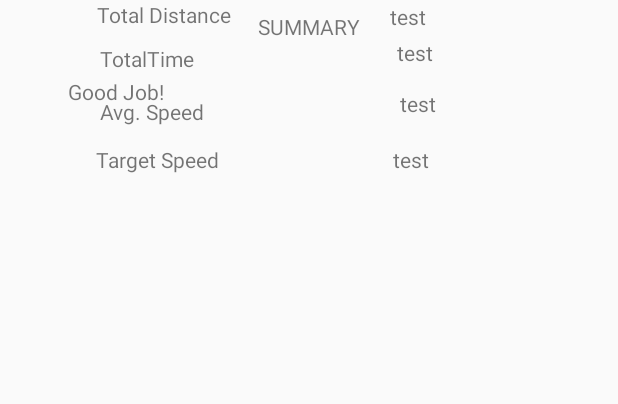
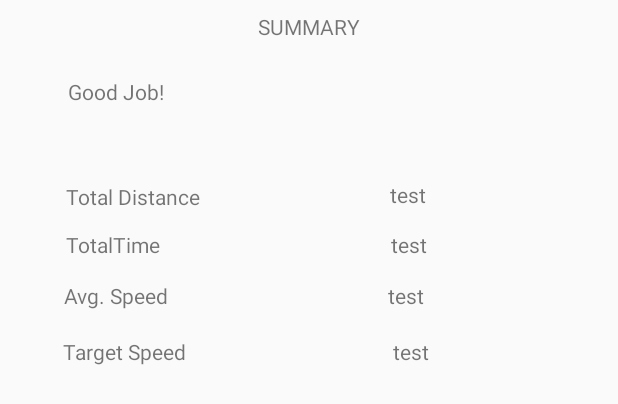
Before and after one commit to oliavd/bikeSpeedMonitor, an Android app: the layout summary_dialog.xml on its own in the app's theme, with its tools: preview values and no code run, on a phone screen of 412 x 824 dp. Shown: the top 404 px of the screen. Run offline under Robolectric (Android 15) with nearby library versions, the phone set to English and light mode, and no system bars.

Commit message:
minor adjustments

```diff
--- a/app/src/main/java/com/example/oliavd/bikespeedmonitor/DisplayActivityFragment1.java
+++ b/app/src/main/java/com/example/oliavd/bikespeedmonitor/DisplayActivityFragment1.java
@@ -69,10 +69,9 @@ public class DisplayActivityFragment1 extends Fragment implements ServiceConnect
 
     private SensorFusionBosch sensorfusion;
 
-    private BarometerBosch tempModule;
+    private Temperature.Sensor tempSensor;
     private String totalTime,
     avgSpeed, totalDistance;
-    private double targetSpeed;
     private Timer timerModule;
     private Timer.ScheduledTask scheduledTask;
 
@@ -121,9 +120,6 @@ public class DisplayActivityFragment1 extends Fragment implements ServiceConnect
                 "onViewCreated","View Created"
         );
         super.onViewCreated(view, savedInstanceState);
-
-
-
 
 
         TextView speedTarget = (TextView) view.findViewById(R.id.speedTargetValueTextView);
@@ -184,7 +180,15 @@ public class DisplayActivityFragment1 extends Fragment implements ServiceConnect
         view.findViewById(R.id.button_start).setOnClickListener(v -> {
 
 
-            view.findViewById(R.id.pausebutton).setVisibility(View.VISIBLE);
+            view.findViewById(R.id.stopbutton).setVisibility(View.VISIBLE);
+
+            /*stream temperature with board
+            *
+             */
+
+            //TODO stream temperature from temperature sensor
+
+
 
             /*
             * Setup time chronos*/
@@ -264,6 +268,7 @@ public class DisplayActivityFragment1 extends Fragment implements ServiceConnect
                             Log.i("{z}", String.format("%2f", value.z()));
 
                             //TODO implement algorithms to find velocity (data generated every 10 ms
+                    //TODO use haptic feedback to vibrate board when velocity less than speedTarget
 
                         });
 //                        .to().stream((Subscriber) (data,env)-> {
@@ -292,7 +297,7 @@ public class DisplayActivityFragment1 extends Fragment implements ServiceConnect
             view.findViewById(R.id.pausebutton).setOnClickListener(v2->{
                 view.findViewById(R.id.stopbutton).setVisibility(View.VISIBLE);
                 view.findViewById(R.id.pausebutton).setVisibility(View.INVISIBLE);
-                //TODO Set all view element appropriately
+                //TODO Set all view element appropriately if i decide to implement a pause button
             });
 
 
@@ -354,28 +359,11 @@ public class DisplayActivityFragment1 extends Fragment implements ServiceConnect
     }
 
 
-
-
-
-
-
-
     @Override
     public void onServiceConnected(ComponentName name, IBinder service) {
         metawear = ((BtleService.LocalBinder) service).getMetaWearBoard(settings.getBtDevice());
 
-        tempModule = metawear.getModule(BarometerBosch.class);
 
-//        accelerometer = metawear.getModule(Accelerometer.class);
-//        accelerometer.configure()
-//                .odr(50f)
-//                .commit();
-
-//        gyroscope = metawear.getModule(GyroBmi160.class);
-//        gyroscope.configure()
-//                .odr(GyroBmi160.OutputDataRate.ODR_50_HZ)
-//                .range(GyroBmi160.Range.FSR_2000)
-//                .commit();
 
         sensorfusion = metawear.getModule(SensorFusionBosch.class);
         sensorfusion.configure()
@@ -383,10 +371,6 @@ public class DisplayActivityFragment1 extends Fragment implements ServiceConnect
                 .accRange(SensorFusionBosch.AccRange.AR_16G)
                 .gyroRange(SensorFusionBosch.GyroRange.GR_500DPS)
                 .commit();
-
-
-
-
     }
 
 
--- a/app/src/main/res/layout/summary_dialog.xml
+++ b/app/src/main/res/layout/summary_dialog.xml
@@ -21,13 +21,15 @@
     <TextView
         android:id="@+id/totalDistanceTextView"
         android:layout_width="131dp"
-        android:layout_height="17dp"
+        android:layout_height="24dp"
         android:layout_marginEnd="8dp"
         android:layout_marginStart="8dp"
+        android:layout_marginTop="40dp"
         android:text="Total Distance"
         app:layout_constraintEnd_toStartOf="@+id/totalDistanceValue"
+        app:layout_constraintHorizontal_bias="0.321"
         app:layout_constraintStart_toStartOf="parent"
-        tools:layout_editor_absoluteY="144dp" />
+        app:layout_constraintTop_toBottomOf="@+id/bravoTextView" />
 
     <TextView
         android:id="@+id/totalTimeTextView"
@@ -39,8 +41,10 @@
         android:text="TotalTime"
         app:layout_constraintBottom_toBottomOf="@+id/totalTimeValue"
         app:layout_constraintEnd_toStartOf="@+id/totalTimeValue"
+        app:layout_constraintHorizontal_bias="0.316"
         app:layout_constraintStart_toStartOf="parent"
-        app:layout_constraintTop_toTopOf="@+id/totalTimeValue" />
+        app:layout_constraintTop_toTopOf="@+id/totalTimeValue"
+        app:layout_constraintVertical_bias="1.0" />
 
     <TextView
         android:id="@+id/avgSpeedTextView"
@@ -52,30 +56,27 @@
         android:text="Avg. Speed"
         app:layout_constraintBottom_toBottomOf="@+id/avgSpeedValue"
         app:layout_constraintEnd_toStartOf="@+id/avgSpeedValue"
-        app:layout_constraintHorizontal_bias="0.504"
+        app:layout_constraintHorizontal_bias="0.318"
         app:layout_constraintStart_toStartOf="parent"
         app:layout_constraintTop_toBottomOf="@+id/totalTimeTextView"
-        app:layout_constraintVertical_bias="1.0" />
+        app:layout_constraintVertical_bias="0.0" />
 
     <TextView
         android:id="@+id/bravoTextView"
         android:layout_width="321dp"
         android:layout_height="30dp"
-        android:layout_marginBottom="8dp"
         android:layout_marginEnd="8dp"
         android:layout_marginStart="8dp"
         android:layout_marginTop="24dp"
         android:text="Good Job!"
-        app:layout_constraintBottom_toTopOf="@+id/totalDistanceTextView"
         app:layout_constraintEnd_toEndOf="parent"
         app:layout_constraintStart_toStartOf="parent"
-        app:layout_constraintTop_toBottomOf="@+id/summaryTextView"
-        app:layout_constraintVertical_bias="0.0" />
+        app:layout_constraintTop_toBottomOf="@+id/summaryTextView" />
 
     <TextView
         android:id="@+id/totalDistanceValue"
         android:layout_width="136dp"
-        android:layout_height="16dp"
+        android:layout_height="25dp"
         android:layout_marginEnd="16dp"
         android:text="test"
         app:layout_constraintBottom_toBottomOf="@+id/totalDistanceTextView"
@@ -85,7 +86,7 @@
         android:id="@+id/totalTimeValue"
         android:layout_width="131dp"
         android:layout_height="26dp"
-        android:layout_marginEnd="16dp"
+        android:layout_marginEnd="20dp"
         android:layout_marginTop="8dp"
         android:text="test"
         app:layout_constraintEnd_toEndOf="parent"
@@ -95,10 +96,12 @@
         android:id="@+id/avgSpeedValue"
         android:layout_width="137dp"
         android:layout_height="29dp"
-        android:layout_marginEnd="8dp"
+        android:layout_marginEnd="16dp"
+        android:layout_marginRight="16dp"
         android:layout_marginTop="8dp"
         android:text="test"
         app:layout_constraintEnd_toEndOf="parent"
+        app:layout_constraintRight_toRightOf="parent"
         app:layout_constraintTop_toBottomOf="@+id/totalTimeValue" />
 
     <TextView
@@ -111,7 +114,7 @@
         android:text="Target Speed"
         app:layout_constraintBottom_toBottomOf="@+id/speedTargetValue"
         app:layout_constraintEnd_toStartOf="@+id/speedTargetValue"
-        app:layout_constraintHorizontal_bias="0.482"
+        app:layout_constraintHorizontal_bias="0.293"
         app:layout_constraintStart_toStartOf="parent"
         app:layout_constraintTop_toTopOf="@+id/speedTargetValue"
         app:layout_constraintVertical_bias="1.0" />
```
